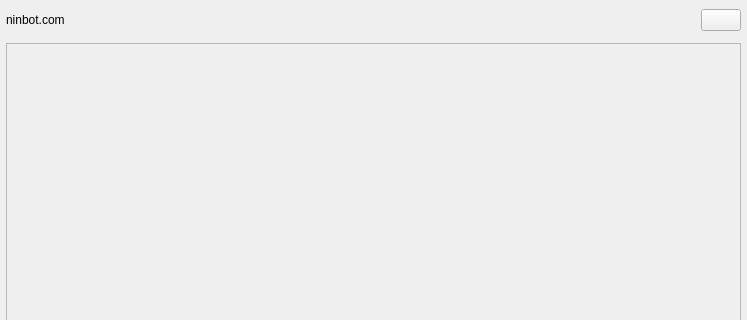
elieserdejesus/JamTaba, file src/Common/gui/NinjamRoomWindow.ui: the form before one commit; both pictures show x 0 to 747 and y 0 to 320 of the 747 by 474 pixel window.
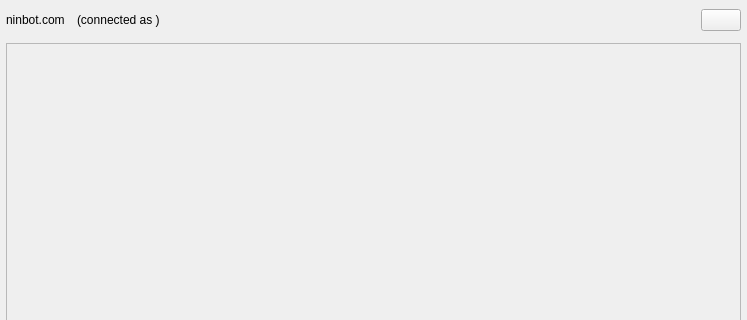
The form after the commit.

Commit message:
Using a new label in ninjam room window to show the current user name
- The user name is showed: "connected as <user name>"
- The "connected as" string is translatable.
- Removing user name from main window title

The edit to the form file:
```diff
--- a/src/Common/gui/NinjamRoomWindow.ui
+++ b/src/Common/gui/NinjamRoomWindow.ui
@@ -53,7 +53,7 @@
       <widget class="QLabel" name="labelRoomName">
        <property name="sizePolicy">
         <sizepolicy hsizetype="Preferred" vsizetype="Preferred">
-         <horstretch>1</horstretch>
+         <horstretch>0</horstretch>
          <verstretch>0</verstretch>
         </sizepolicy>
        </property>
@@ -65,6 +65,19 @@
        </property>
       </widget>
      </item>
+     <item>
+      <widget class="QLabel" name="labelUserName">
+       <property name="sizePolicy">
+        <sizepolicy hsizetype="Preferred" vsizetype="Preferred">
+         <horstretch>1</horstretch>
+         <verstretch>0</verstretch>
+        </sizepolicy>
+       </property>
+       <property name="text">
+        <string>(connected as &lt;user_name&gt;)</string>
+       </property>
+      </widget>
+     </item>
      <item>
       <widget class="QPushButton" name="licenceButton">
        <property name="toolTip">
```
The commit also changes 2 other files.
